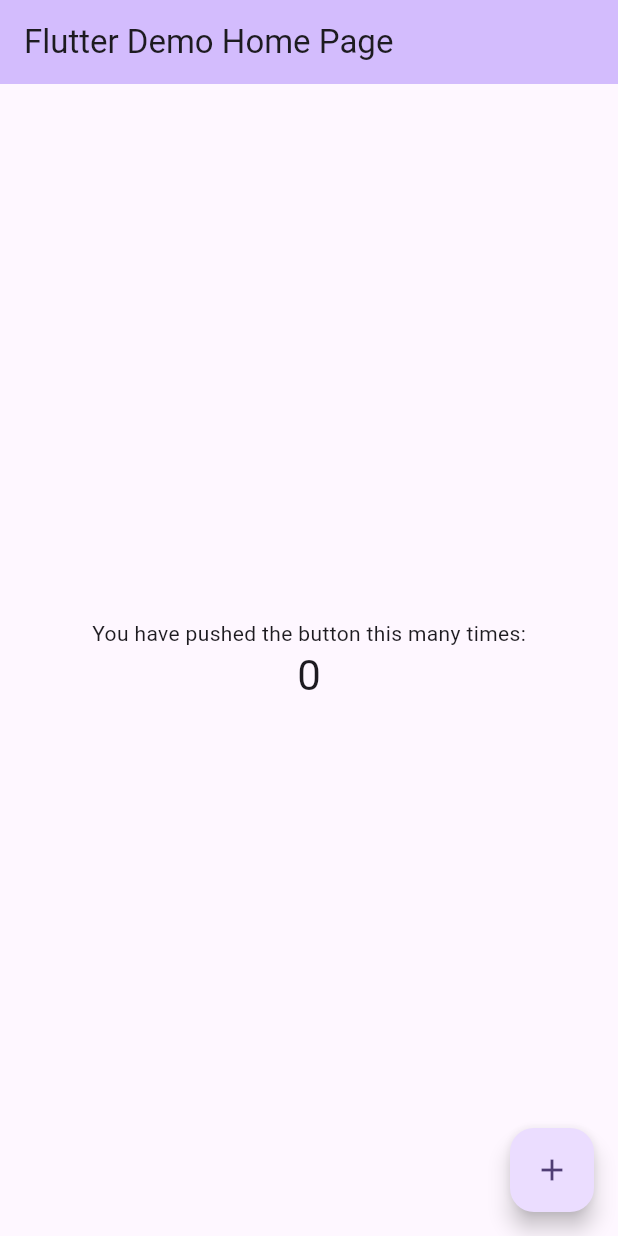
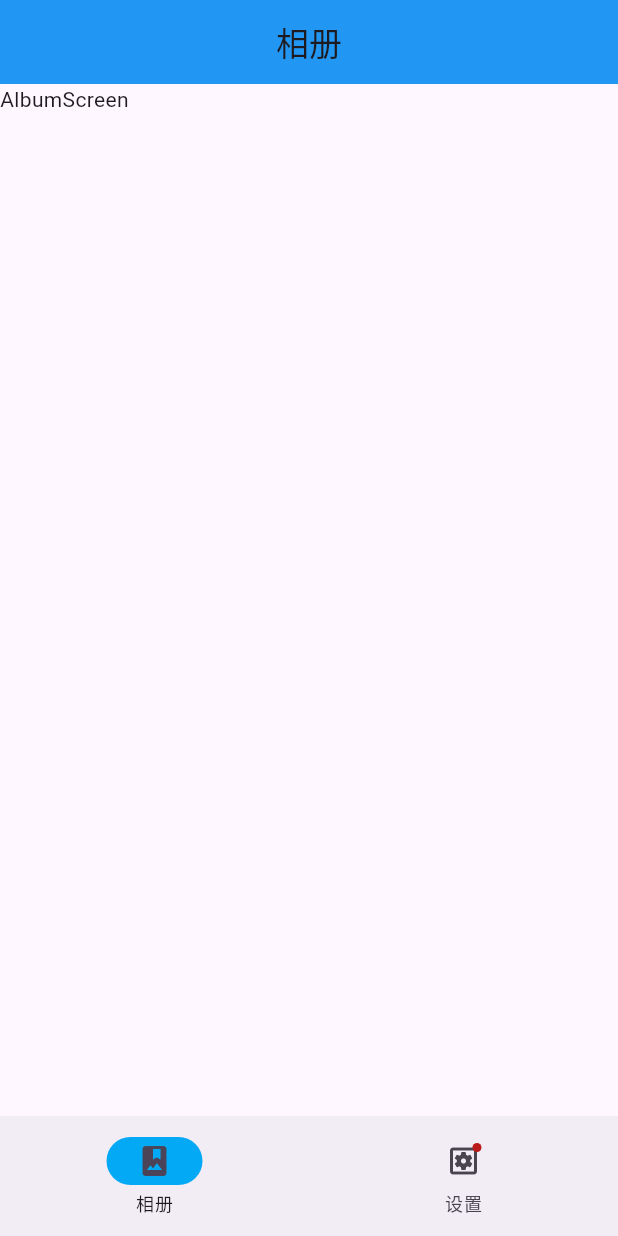
Before and after one commit to CrossEvol/flutter_ce_picgo, a Flutter app: the screen it shows after launch, on a phone screen of 412 x 824 dp. Run offline on Flutter 3.47's test engine with Material 3 defaults, Android fonts, the phone set to English and light mode, and no system bars; our stand-ins replace bloc, equatable, flutter_bloc, go_router, image_picker, video_player.

Commit message:
HomePage BottomNavigation

```diff
--- a/lib/main.dart
+++ b/lib/main.dart
@@ -1,4 +1,5 @@
 import 'package:flutter/material.dart';
+import 'package:flutter_ce_picgo/views/HomeScreen.dart';
 
 void main() {
   runApp(const MyApp());
@@ -31,95 +32,7 @@ class MyApp extends StatelessWidget {
         colorScheme: ColorScheme.fromSeed(seedColor: Colors.deepPurple),
         useMaterial3: true,
       ),
-      home: const MyHomePage(title: 'Flutter Demo Home Page'),
+      home: const HomeScreen(),
     );
   }
 }
-
-class MyHomePage extends StatefulWidget {
-  const MyHomePage({super.key, required this.title});
-
-  // This widget is the home page of your application. It is stateful, meaning
-  // that it has a State object (defined below) that contains fields that affect
-  // how it looks.
-
-  // This class is the configuration for the state. It holds the values (in this
-  // case the title) provided by the parent (in this case the App widget) and
-  // used by the build method of the State. Fields in a Widget subclass are
-  // always marked "final".
-
-  final String title;
-
-  @override
-  State<MyHomePage> createState() => _MyHomePageState();
-}
-
-class _MyHomePageState extends State<MyHomePage> {
-  int _counter = 0;
-
-  void _incrementCounter() {
-    setState(() {
-      // This call to setState tells the Flutter framework that something has
-      // changed in this State, which causes it to rerun the build method below
-      // so that the display can reflect the updated values. If we changed
-      // _counter without calling setState(), then the build method would not be
-      // called again, and so nothing would appear to happen.
-      _counter++;
-    });
-  }
-
-  @override
-  Widget build(BuildContext context) {
-    // This method is rerun every time setState is called, for instance as done
-    // by the _incrementCounter method above.
-    //
-    // The Flutter framework has been optimized to make rerunning build methods
-    // fast, so that you can just rebuild anything that needs updating rather
-    // than having to individually change instances of widgets.
-    return Scaffold(
-      appBar: AppBar(
-        // TRY THIS: Try changing the color here to a specific color (to
-        // Colors.amber, perhaps?) and trigger a hot reload to see the AppBar
-        // change color while the other colors stay the same.
-        backgroundColor: Theme.of(context).colorScheme.inversePrimary,
-        // Here we take the value from the MyHomePage object that was created by
-        // the App.build method, and use it to set our appbar title.
-        title: Text(widget.title),
-      ),
-      body: Center(
-        // Center is a layout widget. It takes a single child and positions it
-        // in the middle of the parent.
-        child: Column(
-          // Column is also a layout widget. It takes a list of children and
-          // arranges them vertically. By default, it sizes itself to fit its
-          // children horizontally, and tries to be as tall as its parent.
-          //
-          // Column has various properties to control how it sizes itself and
-          // how it positions its children. Here we use mainAxisAlignment to
-          // center the children vertically; the main axis here is the vertical
-          // axis because Columns are vertical (the cross axis would be
-          // horizontal).
-          //
-          // TRY THIS: Invoke "debug painting" (choose the "Toggle Debug Paint"
-          // action in the IDE, or press "p" in the console), to see the
-          // wireframe for each widget.
-          mainAxisAlignment: MainAxisAlignment.center,
-          children: <Widget>[
-            const Text(
-              'You have pushed the button this many times:',
-            ),
-            Text(
-              '$_counter',
-              style: Theme.of(context).textTheme.headlineMedium,
-            ),
-          ],
-        ),
-      ),
-      floatingActionButton: FloatingActionButton(
-        onPressed: _incrementCounter,
-        tooltip: 'Increment',
-        child: const Icon(Icons.add),
-      ), // This trailing comma makes auto-formatting nicer for build methods.
-    );
-  }
-}
--- /dev/null
+++ b/lib/router/router.dart
@@ -0,0 +1,32 @@
+import 'package:flutter/material.dart';
+import 'package:flutter_ce_picgo/views/AlbumScreen.dart';
+import 'package:flutter_ce_picgo/views/SettingsScreen.dart';
+import 'package:go_router/go_router.dart';
+
+import '../views/HomeScreen.dart';
+
+/// The route configuration.
+final GoRouter router = GoRouter(
+  routes: <RouteBase>[
+    GoRoute(
+      path: '/',
+      builder: (BuildContext context, GoRouterState state) {
+        return const HomeScreen();
+      },
+      routes: <RouteBase>[
+        GoRoute(
+          path: 'album',
+          builder: (BuildContext context, GoRouterState state) {
+            return const AlbumScreen();
+          },
+        ),
+        GoRoute(
+          path: 'settings',
+          builder: (BuildContext context, GoRouterState state) {
+            return const SettingsScreen();
+          },
+        ),
+      ],
+    ),
+  ],
+);
--- /dev/null
+++ b/lib/views/AlbumScreen.dart
@@ -0,0 +1,35 @@
+import 'package:flutter/material.dart';
+
+class AlbumScreen extends StatefulWidget {
+  const AlbumScreen({super.key});
+
+  @override
+  State<AlbumScreen> createState() => _AlbumScreenState();
+}
+
+class _AlbumScreenState extends State<AlbumScreen> {
+  _AlbumScreenState();
+
+  @override
+  Widget build(BuildContext context) {
+    return Scaffold(
+        appBar: AppBar(
+          title: const Text('相册'),
+          centerTitle: true,
+          backgroundColor: Colors.blue,
+          leading: const SizedBox(),
+          actions: const [],
+        ),
+        body: const Text('AlbumScreen'));
+  }
+
+  @override
+  void initState() {
+    super.initState();
+  }
+
+  @override
+  void dispose() {
+    super.dispose();
+  }
+}
--- /dev/null
+++ b/lib/views/HomeScreen.dart
@@ -0,0 +1,58 @@
+import 'package:flutter/material.dart';
+import 'package:flutter_ce_picgo/views/AlbumScreen.dart';
+import 'package:flutter_ce_picgo/views/SettingsScreen.dart';
+
+class HomeScreen extends StatefulWidget {
+  const HomeScreen({super.key});
+
+  @override
+  State<HomeScreen> createState() => _HomeScreenState();
+}
+
+class _HomeScreenState extends State<HomeScreen> {
+  int currentPageIndex = 0;
+
+  _HomeScreenState();
+
+  final List<Widget> _screens = [const AlbumScreen(), const SettingsScreen()];
+
+  @override
+  Widget build(BuildContext context) {
+    return Scaffold(
+        // appBar: AppBar(
+        //   title: const Text('HomeScreen'),
+        // ),
+        bottomNavigationBar: NavigationBar(
+          onDestinationSelected: (int index) {
+            setState(() {
+              currentPageIndex = index;
+            });
+          },
+          indicatorColor: Colors.lightBlue,
+          selectedIndex: currentPageIndex,
+          destinations: const <Widget>[
+            NavigationDestination(
+              selectedIcon: Icon(Icons.photo_album),
+              icon: Icon(Icons.photo_album_outlined),
+              label: '相册',
+            ),
+            NavigationDestination(
+              selectedIcon: Icon(Icons.settings_applications),
+              icon: Badge(child: Icon(Icons.settings_applications_outlined)),
+              label: '设置',
+            ),
+          ],
+        ),
+        body: _screens[currentPageIndex]);
+  }
+
+  @override
+  void initState() {
+    super.initState();
+  }
+
+  @override
+  void dispose() {
+    super.dispose();
+  }
+}
```
Also changed, not shown: lib/views/SettingsScreen.dart (added, +36 -0 lines), pubspec.yaml (+11 -0 lines), assets/fonts/iconfont.ttf (added), assets/images/2.0x/logo.png (added), assets/images/3.0x/logo.png (added), assets/images/4.0x/logo.png (added), assets/images/icon_empty_album.png (added), assets/images/logo.png (added).
